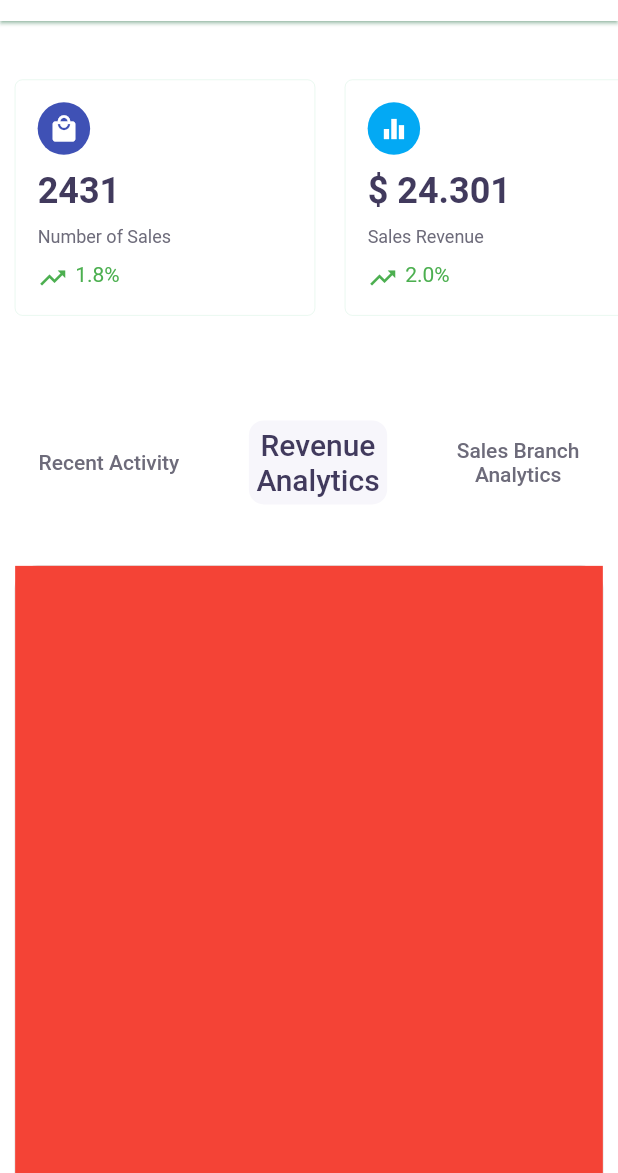
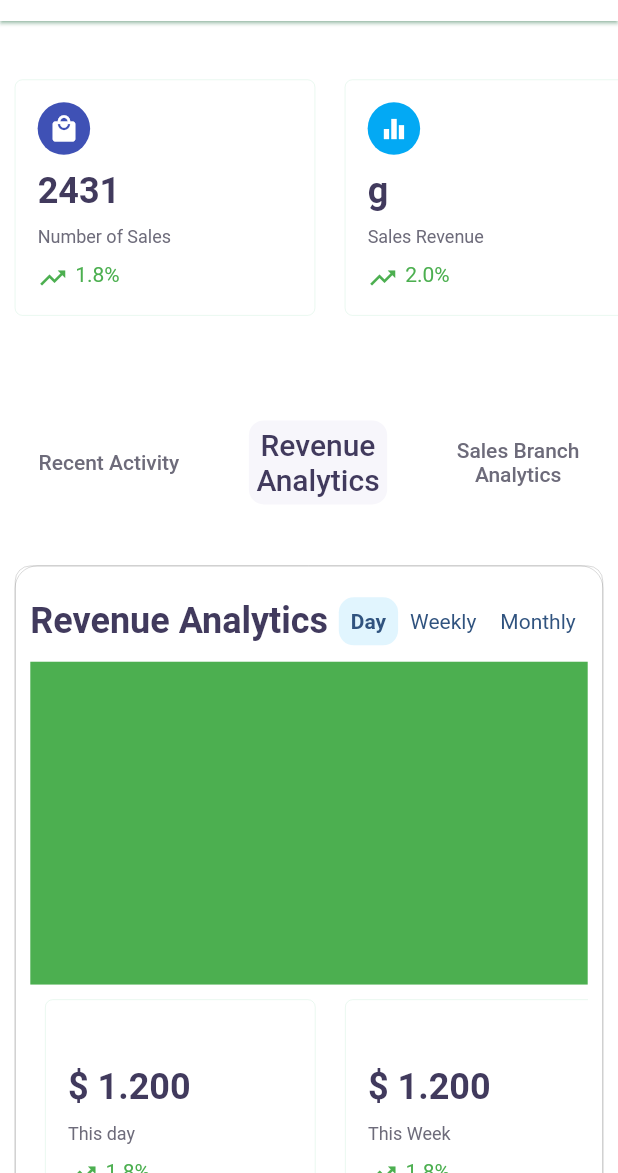
Before and after one commit to ThiagoHBA/dashboard_layout_challenge, a Flutter app: the screen it shows after launch, after a tap on an icon or button, on a phone screen of 412 x 824 dp, the part 63-1236 px from its top. Run offline on Flutter 3.47's test engine with Material 2 defaults, Android fonts, the phone set to English and light mode, and no system bars; our stand-ins replace flutter_svg, responsive_builder.

Commit message:
card button revenue analytics

```diff
--- a/lib/view/components/revenue_analytics/revenue_analytics.dart
+++ b/lib/view/components/revenue_analytics/revenue_analytics.dart
@@ -1,12 +1,116 @@
 import 'package:flutter/material.dart';
+import 'package:layout_challenge/view/components/revenue_analytics/revenue_analytics_tabs.dart';
+import 'package:layout_challenge/view/components/sale_card/sale_card_component.dart';
 
-class RevenueAnalytics extends StatelessWidget {
+class RevenueAnalytics extends StatefulWidget {
   const RevenueAnalytics({Key? key}) : super(key: key);
 
   @override
+  _RevenueAnalyticsState createState() => _RevenueAnalyticsState();
+}
+
+class _RevenueAnalyticsState extends State<RevenueAnalytics> {
+  int _selectedIndex = 0;
+  @override
   Widget build(BuildContext context) {
     return Container(
-      color: Colors.red,
+      decoration: BoxDecoration(
+        border: Border.all(width: 0.1),
+        borderRadius: BorderRadius.circular(10),
+      ),
+      padding: const EdgeInsets.all(10.0),
+      child: Column(
+        children: [
+          Expanded(
+            child: Row(
+              mainAxisAlignment: MainAxisAlignment.spaceBetween,
+              children: [
+                Text(
+                  'Revenue Analytics',
+                  style: Theme.of(context).textTheme.headline5,
+                ),
+                Row(
+                  children: [
+                    RevenueAnalyticsTabs(
+                      title: 'Day',
+                      selected: _selectedIndex == 0,
+                      onTap: () => setState(() => _selectedIndex = 0),
+                    ),
+                    RevenueAnalyticsTabs(
+                      title: 'Weekly',
+                      selected: _selectedIndex == 1,
+                      onTap: () => setState(() => _selectedIndex = 1),
+                    ),
+                    RevenueAnalyticsTabs(
+                      title: 'Monthly',
+                      selected: _selectedIndex == 2,
+                      onTap: () => setState(() => _selectedIndex = 2),
+                    ),
+                  ],
+                ),
+              ],
+            ),
+          ),
+          Expanded(
+            flex: 4,
+            child: Container(
+              color: Colors.green,
+            ),
+          ),
+          Expanded(
+            flex: 3,
+            child: ListView(
+              scrollDirection: Axis.horizontal,
+              children: const [
+                SizedBox(
+                  width: 200,
+                  child: SaleCardComponent(
+                    iconBackGroundColor: Colors.white,
+                    titleValue: '\$ 1.200',
+                    subtitleValue: 'This day',
+                    trendingIcon: Icons.trending_up,
+                    trendingValue: '1.8%',
+                    trendingColor: Colors.green,
+                  ),
+                ),
+                SizedBox(
+                  width: 200,
+                  child: SaleCardComponent(
+                    iconBackGroundColor: Colors.white,
+                    titleValue: '\$ 1.200',
+                    subtitleValue: 'This Week',
+                    trendingIcon: Icons.trending_up,
+                    trendingValue: '1.8%',
+                    trendingColor: Colors.green,
+                  ),
+                ),
+                SizedBox(
+                  width: 200,
+                  child: SaleCardComponent(
+                    iconBackGroundColor: Colors.white,
+                    titleValue: '\$ 1.200',
+                    subtitleValue: 'Previous Week',
+                    trendingIcon: Icons.trending_up,
+                    trendingValue: '1.8%',
+                    trendingColor: Colors.green,
+                  ),
+                ),
+                SizedBox(
+                  width: 200,
+                  child: SaleCardComponent(
+                    iconBackGroundColor: Colors.white,
+                    titleValue: '\$ 1.200',
+                    subtitleValue: 'This day',
+                    trendingIcon: Icons.trending_up,
+                    trendingValue: '1.8%',
+                    trendingColor: Colors.green,
+                  ),
+                ),
+              ],
+            ),
+          ),
+        ],
+      ),
     );
   }
 }
--- /dev/null
+++ b/lib/view/components/revenue_analytics/revenue_analytics_tabs.dart
@@ -0,0 +1,33 @@
+import 'package:flutter/material.dart';
+
+class RevenueAnalyticsTabs extends StatelessWidget {
+  final String title;
+  final bool selected;
+  final VoidCallback onTap;
+  const RevenueAnalyticsTabs({
+    Key? key,
+    required this.title,
+    this.selected = false,
+    required this.onTap,
+  }) : super(key: key);
+
+  @override
+  Widget build(BuildContext context) {
+    return GestureDetector(
+      onTap: onTap,
+      child: Container(
+        padding: const EdgeInsets.all(8.0),
+        decoration: BoxDecoration(
+          color: selected ? Colors.lightBlue[50] : null,
+          borderRadius: BorderRadius.circular(10),
+        ),
+        child: Text(
+          title,
+          style: TextStyle(
+            fontWeight: selected ? FontWeight.bold : FontWeight.normal,
+          ),
+        ),
+      ),
+    );
+  }
+}
--- a/lib/view/components/sale_card/sale_card_component.dart
+++ b/lib/view/components/sale_card/sale_card_component.dart
@@ -1,7 +1,7 @@
 import 'package:flutter/material.dart';
 
 class SaleCardComponent extends StatelessWidget {
-  final Widget icon;
+  final Widget? icon;
   final Color iconBackGroundColor;
   final String titleValue;
   final String subtitleValue;
@@ -11,13 +11,13 @@ class SaleCardComponent extends StatelessWidget {
 
   const SaleCardComponent({
     Key? key,
-    required this.icon,
     required this.iconBackGroundColor,
     required this.titleValue,
     required this.subtitleValue,
     required this.trendingIcon,
     required this.trendingValue,
     required this.trendingColor,
+    this.icon,
   }) : super(key: key);
 
   @override
@@ -35,6 +35,7 @@ class SaleCardComponent extends StatelessWidget {
           alignment: WrapAlignment.end,
           spacing: 10,
           children: [
+            if (icon != null)
               Container(
                 width: 35,
                 height: 35,
--- a/lib/view/pages/main_screen/mobile/main_screen_mobile.dart
+++ b/lib/view/pages/main_screen/mobile/main_screen_mobile.dart
@@ -60,7 +60,7 @@ class _MainScreenMobileState extends State<MainScreenMobile> {
                             Icons.equalizer,
                             color: Colors.white,
                           ),
-                          titleValue: '\$ 24.301',
+                          titleValue: 'g',
                           subtitleValue: 'Sales Revenue',
                           iconBackGroundColor: Colors.lightBlue,
                           trendingIcon: Icons.trending_up,
```
Lines whose indentation alone changed are shown as unchanged.
